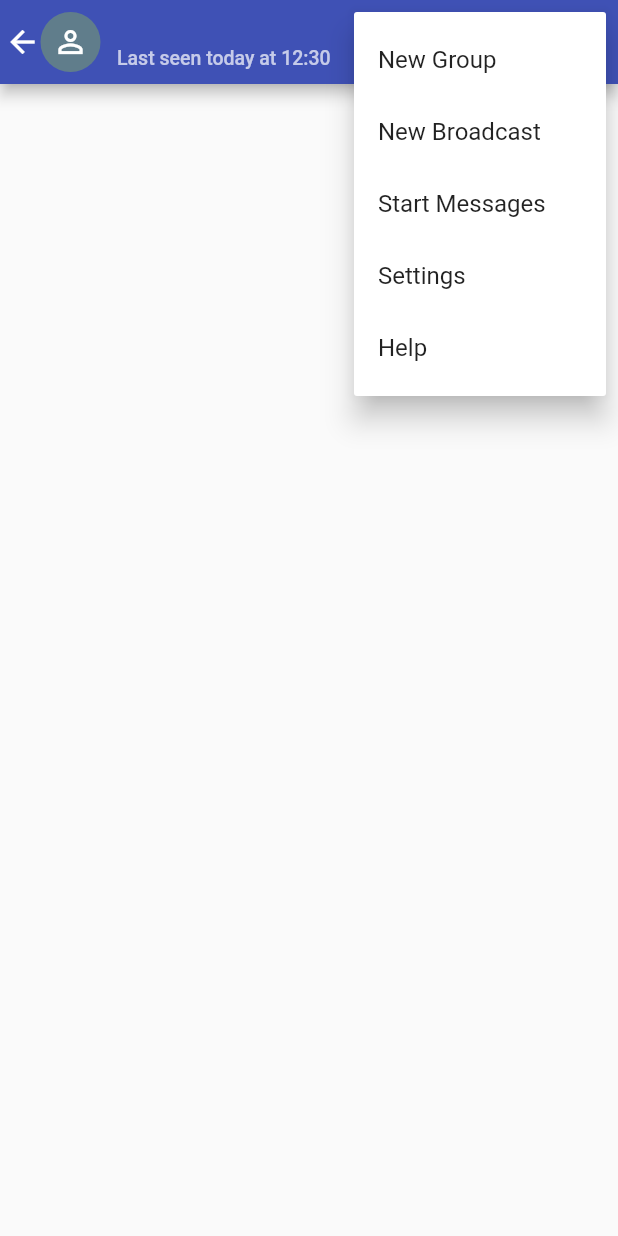
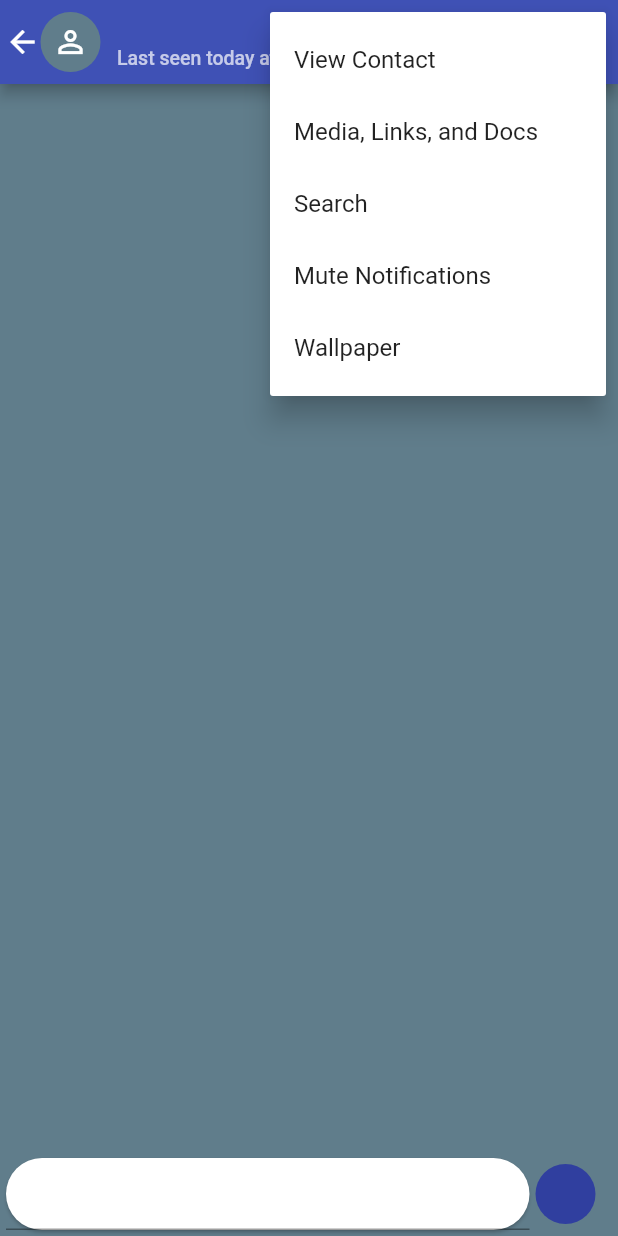
Before and after one commit to garamkim83/untitled_chatting_game, a Flutter app: the IndividualChatPage screen opened directly with empty values, after a tap on the "more vert" icon, on a phone screen of 412 x 824 dp. Run offline on Flutter 3.47's test engine with Material 2 defaults, Android fonts, the phone set to English and light mode, and no system bars; our stand-ins replace font_awesome_flutter.

Commit message:
added individual chat room

```diff
--- a/lib/Page/individualChatPage.dart
+++ b/lib/Page/individualChatPage.dart
@@ -20,6 +20,7 @@ class _IndividualChatPageState extends State<IndividualChatPage> {
   @override
   Widget build(BuildContext context) {
     return Scaffold(
+      backgroundColor: Colors.blueGrey,
       appBar: AppBar(
         titleSpacing: 0,
         leadingWidth: 70,
@@ -45,7 +46,9 @@ class _IndividualChatPageState extends State<IndividualChatPage> {
             ],
           ),
         ),
-        title: Container(
+        title: InkWell(
+          onTap: () {},
+          child: Container(
             margin: EdgeInsets.all(8),
             child: Column(
               mainAxisAlignment: MainAxisAlignment.start,
@@ -68,6 +71,7 @@ class _IndividualChatPageState extends State<IndividualChatPage> {
               ],
             ),
           ),
+        ),
         actions: [
           IconButton(
             icon: Icon(Icons.call),
@@ -77,8 +81,61 @@ class _IndividualChatPageState extends State<IndividualChatPage> {
             icon: Icon(Icons.videocam),
             onPressed: () {},
           ),
-          AppBarMenu(),
+          PopupMenuButton<String>(
+            onSelected: (value) {
+              print(value);
+            },
+            itemBuilder: (BuildContext context) {
+              return [
+                PopupMenuItem(
+                  child: Text('View Contact'),
+                  value: 'View Contact',
+                ),
+                PopupMenuItem(
+                  child: Text('Media, Links, and Docs'),
+                  value: 'Media, Links, and Docs',
+                ),
+                PopupMenuItem(
+                  child: Text('Search'),
+                  value: 'Search',
+                ),
+                PopupMenuItem(
+                  child: Text('Mute Notifications'),
+                  value: 'Mute Notifications',
+                ),
+                PopupMenuItem(
+                  child: Text('Wallpaper'),
+                  value: 'Wallpaper',
+                ),
+              ];
+            },
+          ),
         ],
+      ),
+      body: Container(
+        height: MediaQuery.of(context).size.height,
+        width: MediaQuery.of(context).size.width,
+        child: Stack(
+          children: [
+            ListView(),
+            Align(
+              alignment: Alignment.bottomCenter,
+              child: Row(
+                children: [
+                  Container(
+                    width: MediaQuery.of(context).size.width - 55,
+                    child: Card(
+                      shape: RoundedRectangleBorder(
+                          borderRadius: BorderRadius.circular(25)),
+                      child: TextFormField(),
+                    ),
+                  ),
+                  CircleAvatar(),
+                ],
+              ),
+            ),
+          ],
+        ),
       ),
     );
   }
```
Lines whose indentation alone changed are shown as unchanged.
